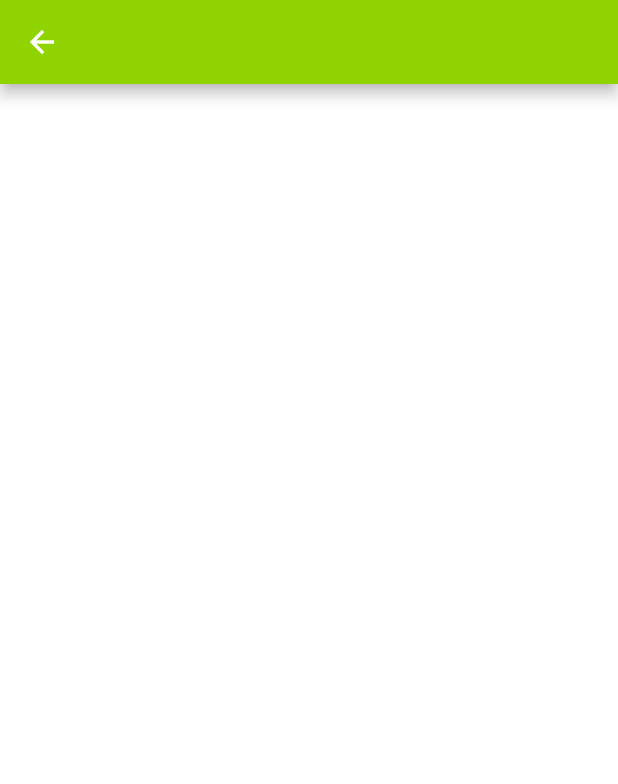
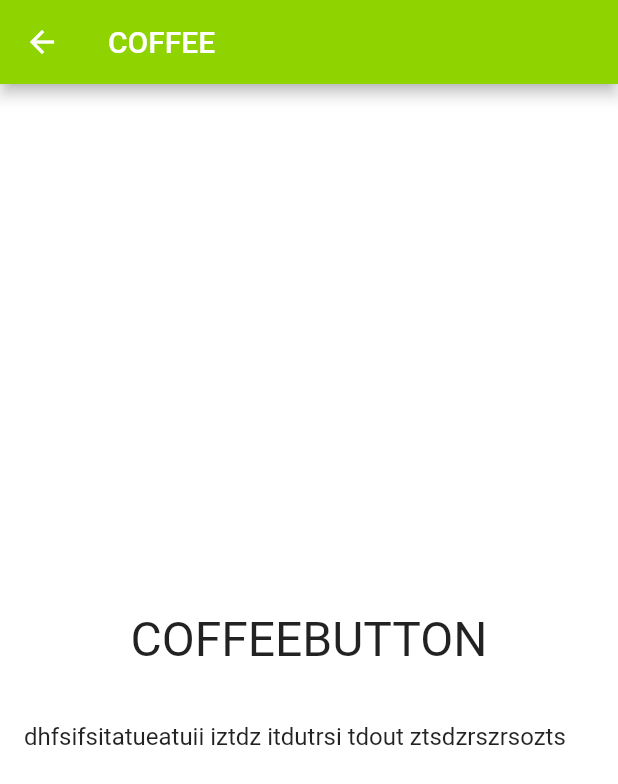
Before and after one commit to faensi/FIWStudiApp, a Flutter app: the screen it shows after launch, after a tap on "Coffeemachine", on a phone screen of 412 x 824 dp. Shown: the top 784 px of the screen. Run offline on Flutter 3.47's test engine with Material 2 defaults, Android fonts, the phone set to English and light mode, and no system bars.

Commit message:
create CoffeeButton, Headline and TExt for the Kaffeview

```diff
--- /dev/null
+++ b/lib/UI/CoffeeButton.dart
@@ -0,0 +1,27 @@
+import 'package:FIW_Studi_App/Colors.dart';
+import 'package:FIW_Studi_App/UI/Startview.dart';
+import 'package:flutter/material.dart';
+
+class CoffeeBanner extends StatelessWidget {
+  final String _assetPath;
+
+  CoffeeBanner(this._assetPath);
+
+  @override
+  Widget build(BuildContext context) {
+    return GestureDetector(
+      onTap: () {setState((){})},
+      child: new Container(
+        constraints: BoxConstraints.expand(
+          height: 200,
+          width: 200,
+        ),
+        decoration: BoxDecoration(color: studiAppWhite),
+        child: Image.asset(
+          'Images/Coffee_background.png',
+          fit: BoxFit.cover,
+        ),
+      ),
+    );
+  }
+}
--- /dev/null
+++ b/lib/UI/CoffeeHeadline.dart
@@ -0,0 +1,20 @@
+import 'package:flutter/material.dart';
+
+class CoffeeHeadline extends StatelessWidget {
+  static const double _hPad = 16.0;
+  @override
+  Widget build(BuildContext context) {
+    return Column(
+        mainAxisAlignment: MainAxisAlignment.start,
+        crossAxisAlignment: CrossAxisAlignment.center,
+        children: [
+          Container(
+            padding: const EdgeInsets.fromLTRB(_hPad, 32.0, _hPad, 4.0),
+            child: Text(
+              "COFFEEBUTTON",
+              style: TextStyle(fontSize: 32.0),
+            ),
+          )
+        ]);
+  }
+}
--- /dev/null
+++ b/lib/UI/CoffeeText.dart
@@ -0,0 +1,22 @@
+import 'package:FIW_Studi_App/Colors.dart';
+import 'package:flutter/material.dart';
+
+class CoffeeText extends StatelessWidget {
+  static const double _hPad = 16.0;
+
+  @override
+  Widget build(BuildContext context) {
+    return Column(
+        mainAxisAlignment: MainAxisAlignment.start,
+        crossAxisAlignment: CrossAxisAlignment.stretch,
+        children: [
+          Container(
+            padding: const EdgeInsets.fromLTRB(_hPad, 32.0, _hPad, 4.0),
+            child: Text(
+              "dhfsifsitatueatuii iztdz itdutrsi tdout ztsdzrszrsozts",
+              style: TextStyle(fontSize: 16.0),
+            ),
+          )
+        ]);
+  }
+}
--- a/lib/UI/KaffeeView.dart
+++ b/lib/UI/KaffeeView.dart
@@ -1,3 +1,6 @@
+import 'package:FIW_Studi_App/UI/CoffeeButton.dart';
+import 'package:FIW_Studi_App/UI/CoffeeHeadline.dart';
+import 'package:FIW_Studi_App/UI/CoffeeText.dart';
 import 'package:flutter/material.dart';
 import 'package:FIW_Studi_App/Colors.dart';
 
@@ -10,6 +13,7 @@ class KaffeeView extends StatelessWidget {
           backgroundColor: Colors.white,
           appBar: AppBar(
             backgroundColor: studiAppGreen,
+            title: Text("COFFEE"),
             leading: IconButton(
               icon: Icon(
                 Icons.arrow_back,
@@ -20,6 +24,15 @@ class KaffeeView extends StatelessWidget {
               },
             ),
           ),
+          body: Column(
+            mainAxisAlignment: MainAxisAlignment.center,
+            crossAxisAlignment: CrossAxisAlignment.center,
+            children: [
+              CoffeeHeadline(),
+              // CoffeeBanner('Images/Coffee_background.png'),
+              CoffeeText(),
+            ],
+          ),
         ));
   }
 }
--- a/lib/UI/Startview.dart
+++ b/lib/UI/Startview.dart
@@ -44,7 +44,7 @@ class Startview extends StatelessWidget {
                     children: <Widget>[
                       AspectRatio(
                         aspectRatio: 18.0 / 11.0,
-                        child: Image.asset('Images/KaffeGrey.png'),
+                        child: Image.asset('Images/Coffee_background.png'),
                       ),
                       Padding(
                         padding: EdgeInsets.fromLTRB(16.0, 12.0, 16.0, 8.0),
```
